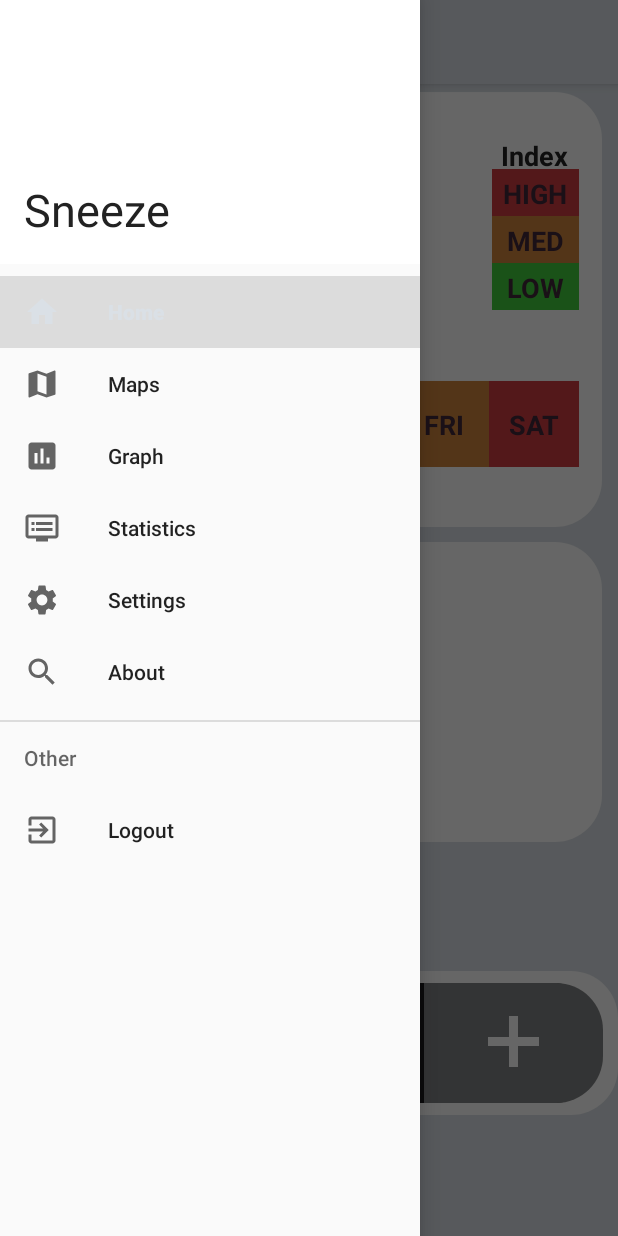
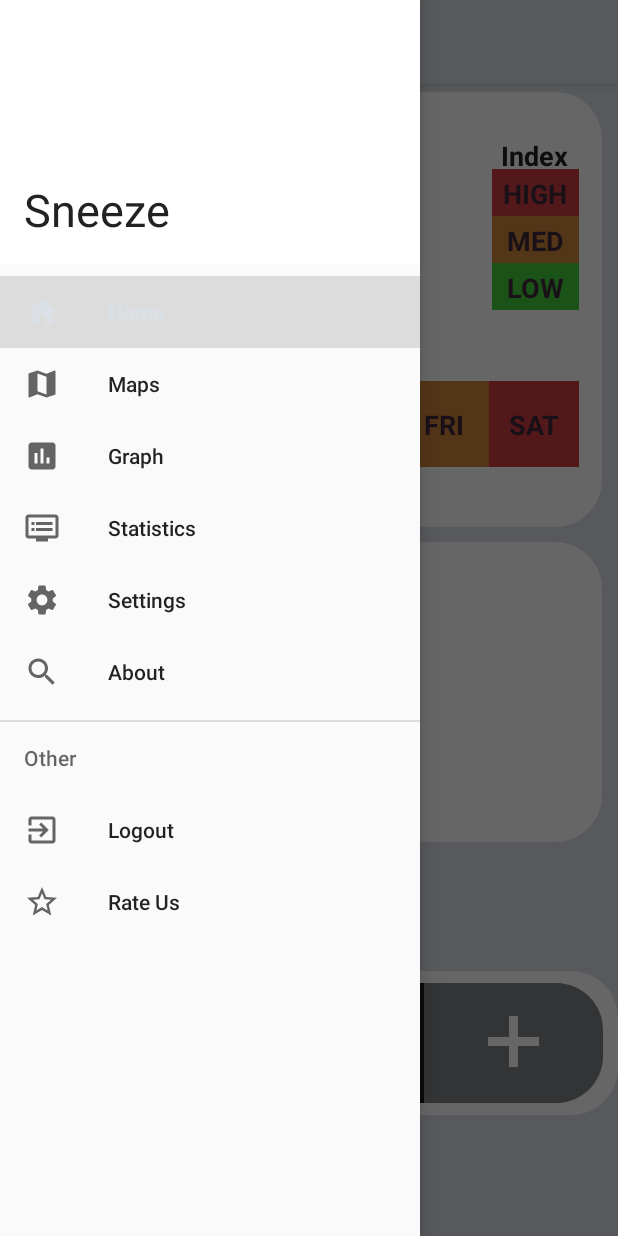
Before and after one commit to oatmael/Sneezy, an Android app: the screen it shows after launch (MainActivity), with the side drawer open, on a phone screen of 412 x 824 dp. Run offline under Robolectric (Android 15) with nearby library versions, the light colour scheme and no system bars; libraries missing offline, so code that uses them is left out: io.realm, io.realm.mongodb; 4 statements that could not run were skipped.

Commit message:
Rate Us Popup
This is a popup that will trigger after a certain amount of days + A certain amount of launches which can both be changed easily in the AppRater class. I havent been able to test the days untill it prompts though I know the popup works correctly so it definitly should work.

```diff
--- /dev/null
+++ b/app/src/main/java/com/app/sneezyapplication/AppRater.java
@@ -0,0 +1,91 @@
+package com.app.sneezyapplication;
+
+import android.app.AlertDialog;
+import android.app.Dialog;
+import android.content.Context;
+import android.content.DialogInterface;
+import android.content.Intent;
+import android.content.SharedPreferences;
+import android.net.Uri;
+import android.view.View;
+import android.widget.Button;
+import android.widget.LinearLayout;
+import android.widget.TextView;
+
+
+/*CLASS FOR AN AUTOMATIC RATE US DIALOG POPUP*/
+/*This dialog will pop up after a specific amount of days OR a specific amount of app launches. Asking the user to rate the app.*/
+public class AppRater {
+
+    private final static String APP_TITLE = "Sneezy";
+    private final static String APP_PNAME = "SneezeApplication"; /*REPLACE WITH ACTUAL GOOGLE PACKAGE NAME*/
+
+    private final static int DAYS_UNTIL_PROMPT = 3;
+    private final static int LAUNCHES_UNTIL_PROMPT = 3;
+
+    public static void app_launched(Context mContext) {
+        SharedPreferences prefs = mContext.getSharedPreferences("apprater", 0);
+        if (prefs.getBoolean("dontshowagain", false)) { return ; }
+
+        SharedPreferences.Editor editor = prefs.edit();
+
+        // Increment launch counter
+        long launch_count = prefs.getLong("launch_count", 0) + 1;
+        editor.putLong("launch_count", launch_count);
+
+        // Get date of first launch
+        Long date_firstLaunch = prefs.getLong("date_firstlaunch", 0);
+        if (date_firstLaunch == 0) {
+            date_firstLaunch = System.currentTimeMillis();
+            editor.putLong("date_firstlaunch", date_firstLaunch);
+        }
+
+        // Wait at least n days before opening
+        if (launch_count >= LAUNCHES_UNTIL_PROMPT) {
+            if (System.currentTimeMillis() >= date_firstLaunch +
+                    (DAYS_UNTIL_PROMPT * 24 * 60 * 60 * 1000)) {
+                showRatePopup(mContext, editor);
+            }
+        }
+        editor.commit();
+    }
+
+    public static void showRatePopup(Context mContext, final SharedPreferences.Editor editor) {
+        AlertDialog.Builder builder = new AlertDialog.Builder(mContext); /*Replace mcontext if not working.*/
+        builder.setCancelable(true);
+        builder.setTitle("Rate " + APP_TITLE);
+
+        builder.setMessage("If you enjoy using " + APP_TITLE + ", please take some time to rate it. Thank you for your support!");
+
+        builder.setPositiveButton("OK", new DialogInterface.OnClickListener() {
+            @Override
+            public void onClick(DialogInterface dialog, int which) {
+                Intent intent = new Intent(Intent.ACTION_VIEW, Uri.parse("market://details?id=" + APP_PNAME));
+                dialog.dismiss();
+            }
+        });
+
+        builder.setNeutralButton("Maybe Later.", new DialogInterface.OnClickListener() {
+            @Override
+            public void onClick(DialogInterface dialog, int which) {
+                dialog.dismiss();
+            }
+        });
+
+        builder.setNegativeButton("No, don't show again.", new DialogInterface.OnClickListener() {
+            @Override
+            public void onClick(DialogInterface dialog, int which) {
+                if (editor != null) {
+                    editor.putBoolean("dontshowagain", true);
+                    editor.commit();
+                }
+                dialog.dismiss();
+            }
+        });
+        AlertDialog dialog = builder.create();
+        dialog.show();
+    }
+
+
+
+}
--- a/app/src/main/java/com/app/sneezyapplication/MainActivity.java
+++ b/app/src/main/java/com/app/sneezyapplication/MainActivity.java
@@ -5,6 +5,7 @@ import android.app.AlertDialog;
 import android.content.Context;
 import android.content.DialogInterface;
 import android.content.Intent;
+import android.content.SharedPreferences;
 import android.content.pm.PackageManager;
 
 import androidx.annotation.NonNull;
@@ -21,6 +22,7 @@ import androidx.appcompat.app.ActionBarDrawerToggle;
 import androidx.appcompat.app.AppCompatActivity;
 
 import android.location.Location;
+import android.net.Uri;
 import android.os.Bundle;
 import androidx.appcompat.widget.Toolbar;
 import android.util.Log;
@@ -63,6 +65,9 @@ public class MainActivity extends AppCompatActivity implements NavigationView.On
     }
 
     SharedPref sharedPref;
+
+
+
 
     @Override
     protected void onCreate(Bundle savedInstanceState) {
@@ -119,10 +124,7 @@ public class MainActivity extends AppCompatActivity implements NavigationView.On
         }
     }
 
-/*    public Context getContext() {
-        Context context = getApplicationContext();
-        return context;
-    }*/
+
 
     public void restartApp() {
         Intent i = new Intent(getApplicationContext(), MainActivity.class);
@@ -137,6 +139,7 @@ public class MainActivity extends AppCompatActivity implements NavigationView.On
         super.onStart();
         connectToDB();
         login();
+        AppRater.app_launched(this);
     }
 
     @Override
@@ -172,6 +175,7 @@ public class MainActivity extends AppCompatActivity implements NavigationView.On
         } else {
             Intent intent = new Intent(MainActivity.this, LoginActivity.class);
             startActivityForResult(intent, 111);
+
         }
     }
 
@@ -247,13 +251,25 @@ public class MainActivity extends AppCompatActivity implements NavigationView.On
             case R.id.nav_logout:
                 logoutPopup();
                 break;
+            case R.id.nav_rate_us:
+                /*rateUs();*/
+
+                break;
         }
         drawer.closeDrawer(GravityCompat.START);
         return true;
     }
 
+    /*Simple rate us Method which will direct the user to the Google Market rating page I believe. Used with the sidebar button.*/ /*WILL NOT WORK ON THE A.S EMULATOR as the emulator doesent have the*/
+    /*market place. A real phone is required to test this properly*/
+    public void rateUs() {
+        String APP_RATE_NAME = "SneezyApplication"; /*TODO ADD ACTUAL GOOGLE MARKET PACKAGE NAME HERE WHEN ACQUIRED*/
+        this.startActivity(new Intent(Intent.ACTION_VIEW, Uri.parse("market://details?id=" + APP_RATE_NAME)));
+    }
+
+
+
     public void logoutPopup() {
-
         AlertDialog.Builder builder = new AlertDialog.Builder(this);
         builder.setCancelable(true);
         builder.setTitle("Logout");
--- /dev/null
+++ b/app/src/main/res/drawable/ic_baseline_star_border_24.xml
@@ -0,0 +1,10 @@
+<vector xmlns:android="http://schemas.android.com/apk/res/android"
+    android:width="24dp"
+    android:height="24dp"
+    android:viewportWidth="24"
+    android:viewportHeight="24"
+    android:tint="?attr/colorControlNormal">
+  <path
+      android:fillColor="@android:color/white"
+      android:pathData="M22,9.24l-7.19,-0.62L12,2 9.19,8.63 2,9.24l5.46,4.73L5.82,21 12,17.27 18.18,21l-1.63,-7.03L22,9.24zM12,15.4l-3.76,2.27 1,-4.28 -3.32,-2.88 4.38,-0.38L12,6.1l1.71,4.04 4.38,0.38 -3.32,2.88 1,4.28L12,15.4z"/>
+</vector>
--- a/app/src/main/res/menu/drawer_menu.xml
+++ b/app/src/main/res/menu/drawer_menu.xml
@@ -32,6 +32,10 @@
                 android:icon="@drawable/ic_baseline_exit_to_app_24"
                 android:title="@string/logoutNavText"/>
 
+            <item android:id="@+id/nav_rate_us"
+                android:icon="@drawable/ic_baseline_star_border_24"
+                android:title="@string/rateUsNavText"/>
+
         </menu>
 
 
--- a/app/src/main/res/values/strings.xml
+++ b/app/src/main/res/values/strings.xml
@@ -61,6 +61,7 @@
     <string name="settingsNavText">Settings</string>
     <string name="aboutNavText">About</string>
     <string name="logoutNavText">Logout</string>
+    <string name="rateUsNavText">Rate Us</string>
     <!--End Drawer Menu Strings-->
 
     <!--About us Strings-->
```
